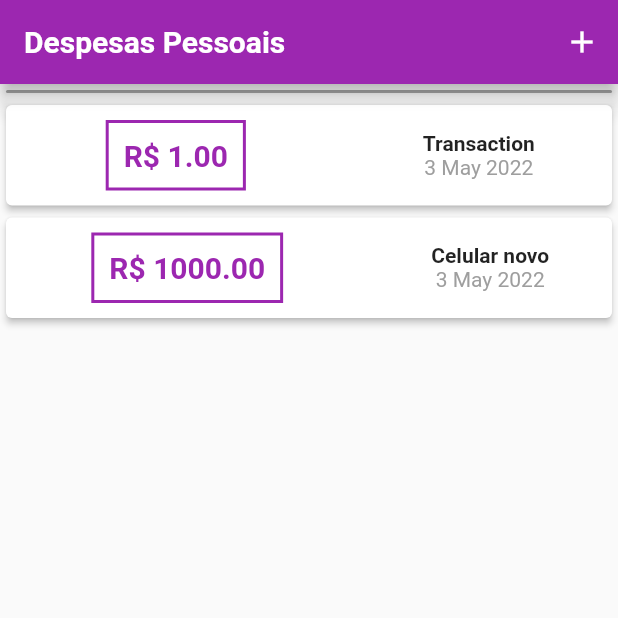
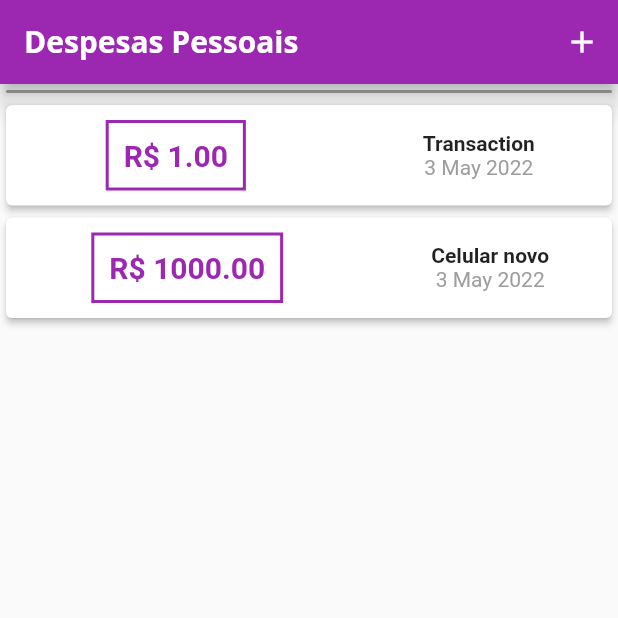
Before and after one commit to icarodavi/expenses, a Flutter app: the screen it shows after launch, on a phone screen of 412 x 824 dp, the top half of it. Run offline on Flutter 3.47's test engine with Material 2 defaults, Android fonts, the phone set to English and light mode, and no system bars.

Commit message:
Added fonts and changed TextTheme

```diff
--- a/lib/main.dart
+++ b/lib/main.dart
@@ -83,6 +83,7 @@ class _MyHomePageState extends State<MyHomePage> {
   Widget build(BuildContext context) {
     return Scaffold(
       appBar: AppBar(
+        backgroundColor: Theme.of(context).colorScheme.primary,
         title: const Text('Despesas Pessoais'),
         actions: <Widget>[
           IconButton(
```
Also changed, not shown: pubspec.yaml (+11 -6 lines), assets/fonts/OpenSans-Bold.ttf (added), assets/fonts/OpenSans-Regular.ttf (added), assets/fonts/Quicksand-Bold.ttf (added), assets/fonts/Quicksand-Light.ttf (added), assets/fonts/Quicksand-Medium.ttf (added), assets/fonts/Quicksand-Regular.ttf (added).
